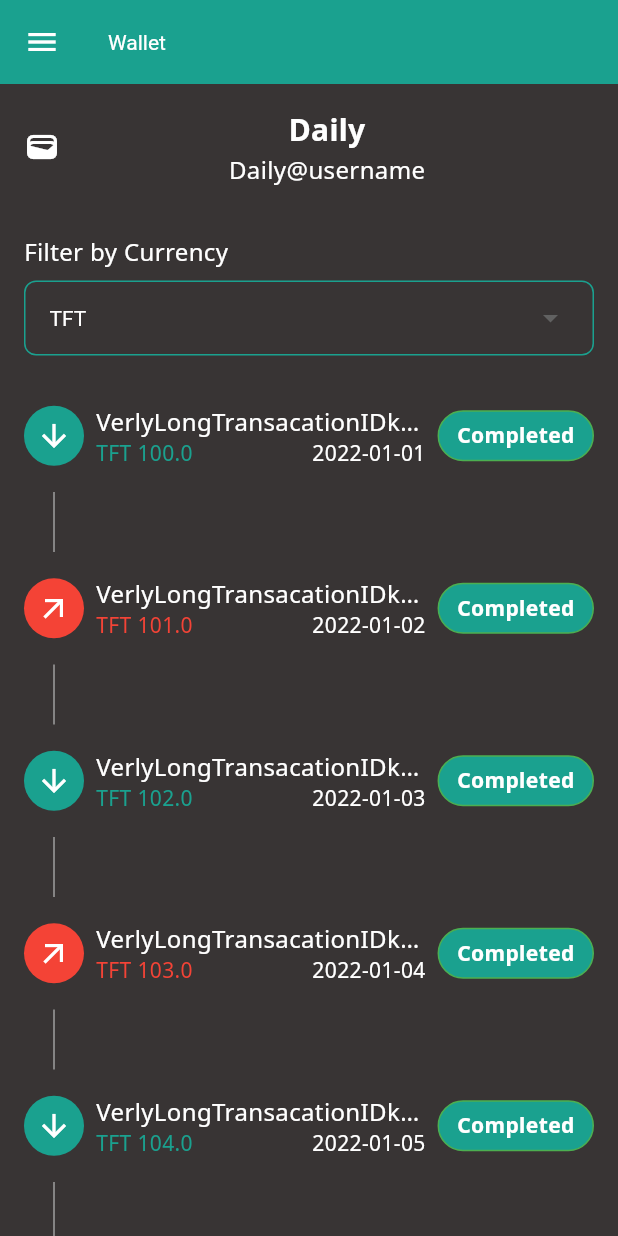
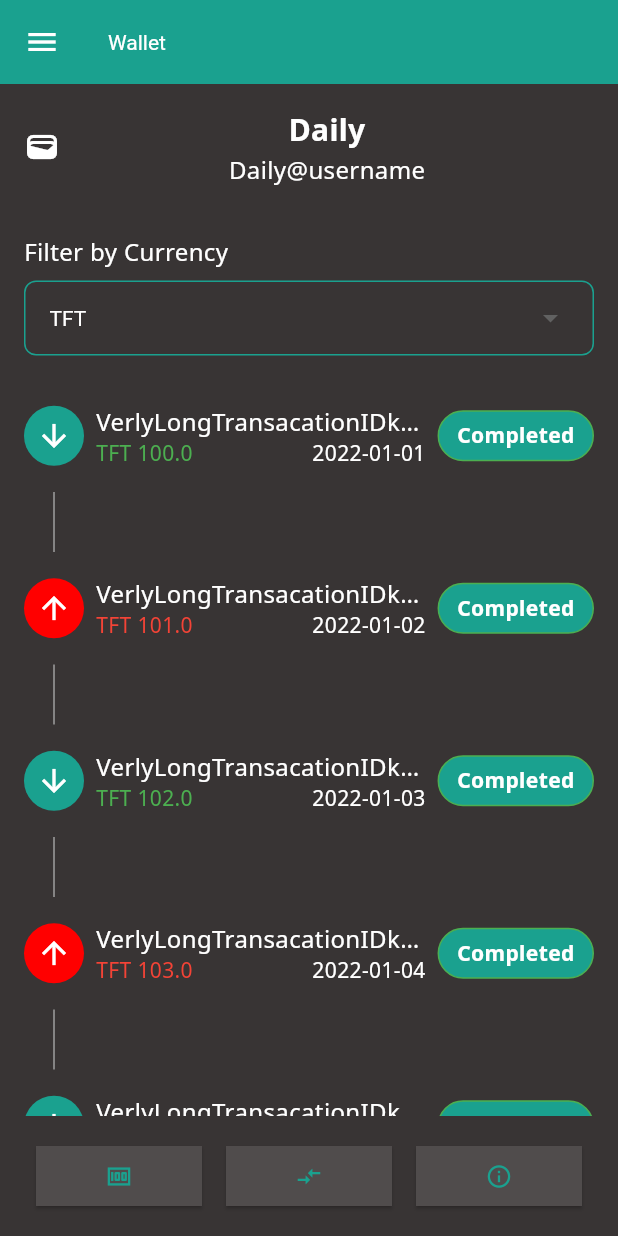
Before and after one commit to codescalers/Threefold-App, a Flutter app: the screen it shows after launch, on a phone screen of 412 x 824 dp. Run offline on Flutter 3.47's test engine with Material 3 defaults, Android fonts, the phone set to English and light mode, and no system bars; our stand-ins replace google_fonts.

Commit message:
feat: footer

```diff
--- a/threefold_connect/lib/daily_transacations/presentation/pages/daily_transaction.dart
+++ b/threefold_connect/lib/daily_transacations/presentation/pages/daily_transaction.dart
@@ -1,6 +1,7 @@
 import 'package:flutter/material.dart';
 
 import '../widgets/filter.dart';
+import '../widgets/footer.dart';
 import '../widgets/transaction.dart';
 import '../widgets/vertical_divider.dart';
 import '/widgets/app_bar.dart';
@@ -63,6 +64,7 @@ class _DailyTransactionsPageState extends State<DailyTransactionsPage> {
                 },
               ),
             ),
+            const Footer(),
           ],
         ),
       ),
--- /dev/null
+++ b/threefold_connect/lib/daily_transacations/presentation/widgets/footer.dart
@@ -0,0 +1,45 @@
+import 'package:flutter/material.dart';
+import 'package:threefold_connect/theme/theme.dart';
+
+class Footer extends StatelessWidget {
+  const Footer({super.key});
+
+  @override
+  Widget build(BuildContext context) {
+    return BottomAppBar(
+      color: Theme.of(context).scaffoldBackgroundColor,
+      child: Row(
+        mainAxisAlignment: MainAxisAlignment.spaceEvenly,
+        children: <Widget>[
+          _buildFooterButton(Icons.money, () {
+            // Handle button press
+          }),
+          _buildFooterButton(Icons.compare_arrows_sharp, () {
+            // Handle button press
+          }),
+          _buildFooterButton(Icons.info_outline, () {
+            // Handle button press
+          }),
+        ],
+      ),
+    );
+  }
+
+  Widget _buildFooterButton(IconData icon, VoidCallback onPressed) {
+    return Expanded(
+      child: Container(
+        margin: const EdgeInsets.all(8.0),
+        child: ElevatedButton(
+          style: ElevatedButton.styleFrom(
+            backgroundColor: const Color(0xFF504c4c),
+            shape: RoundedRectangleBorder(
+              borderRadius: BorderRadius.circular(0),
+            ),
+          ),
+          onPressed: onPressed,
+          child: Icon(icon),
+        ),
+      ),
+    );
+  }
+}
--- a/threefold_connect/lib/daily_transacations/presentation/widgets/transaction.dart
+++ b/threefold_connect/lib/daily_transacations/presentation/widgets/transaction.dart
@@ -1,4 +1,5 @@
 import 'package:flutter/material.dart';
+import 'package:threefold_connect/theme/theme.dart';
 
 class TransactionWidget extends StatelessWidget {
   final bool isIncoming;
@@ -24,9 +25,9 @@ class TransactionWidget extends StatelessWidget {
         children: [
           CircleAvatar(
             backgroundColor:
-                isIncoming ? Theme.of(context).primaryColor : Colors.red,
+                isIncoming ? Theme.of(context).primaryColor : brightRed,
             child: Icon(
-              isIncoming ? Icons.arrow_downward : Icons.arrow_outward,
+              isIncoming ? Icons.arrow_downward : Icons.arrow_upward,
               color: Colors.white,
             ),
           ),
@@ -50,9 +51,7 @@ class TransactionWidget extends StatelessWidget {
                       'TFT $tftAmount',
                       style: TextStyle(
                         fontSize: 14,
-                        color: isIncoming
-                            ? Theme.of(context).primaryColor
-                            : Colors.red,
+                        color: isIncoming ? Colors.green : Colors.red,
                       ),
                     ),
                     Text(
--- a/threefold_connect/lib/theme/theme.dart
+++ b/threefold_connect/lib/theme/theme.dart
@@ -9,6 +9,7 @@
 const white = Color(0xFFFFFFFF);
 const darkred = Color(0xFFA11A1A);
 const grey = Color(0xFF818181);
+const brightRed = Color.fromARGB(255, 255, 0, 0);
 
 // Fonts
 var poppins = GoogleFonts.poppins().fontFamily;
```
